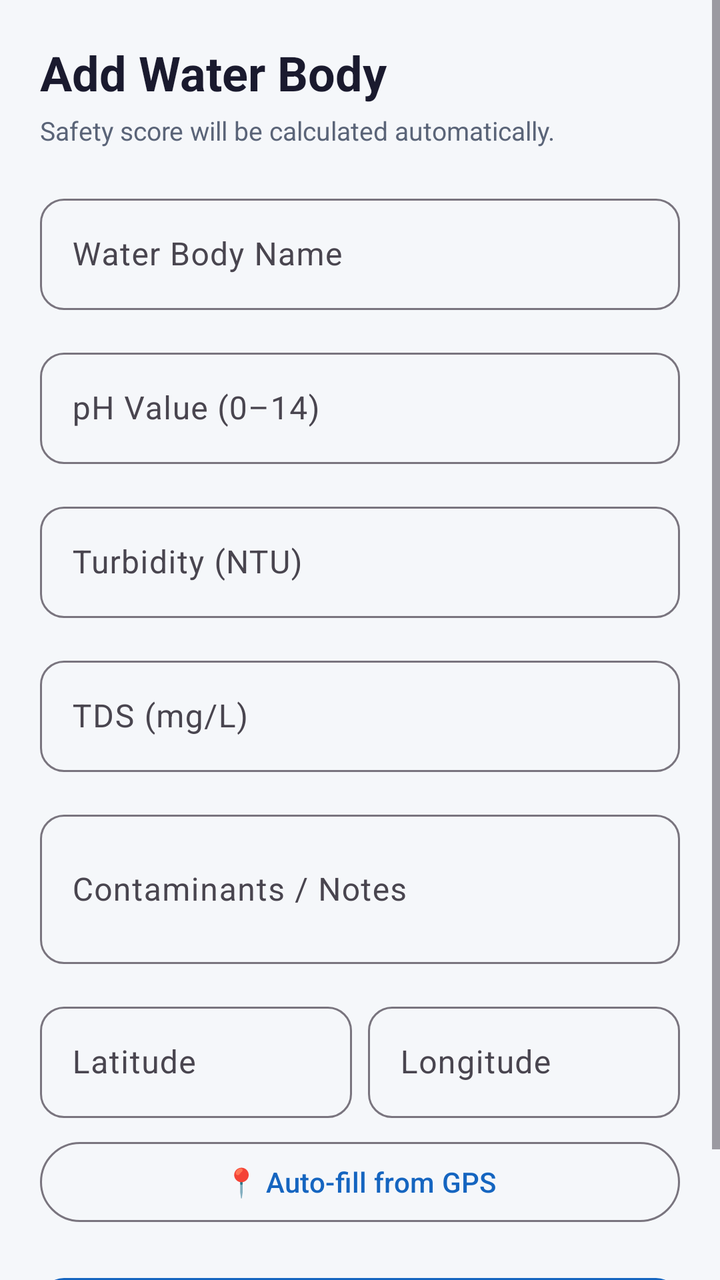
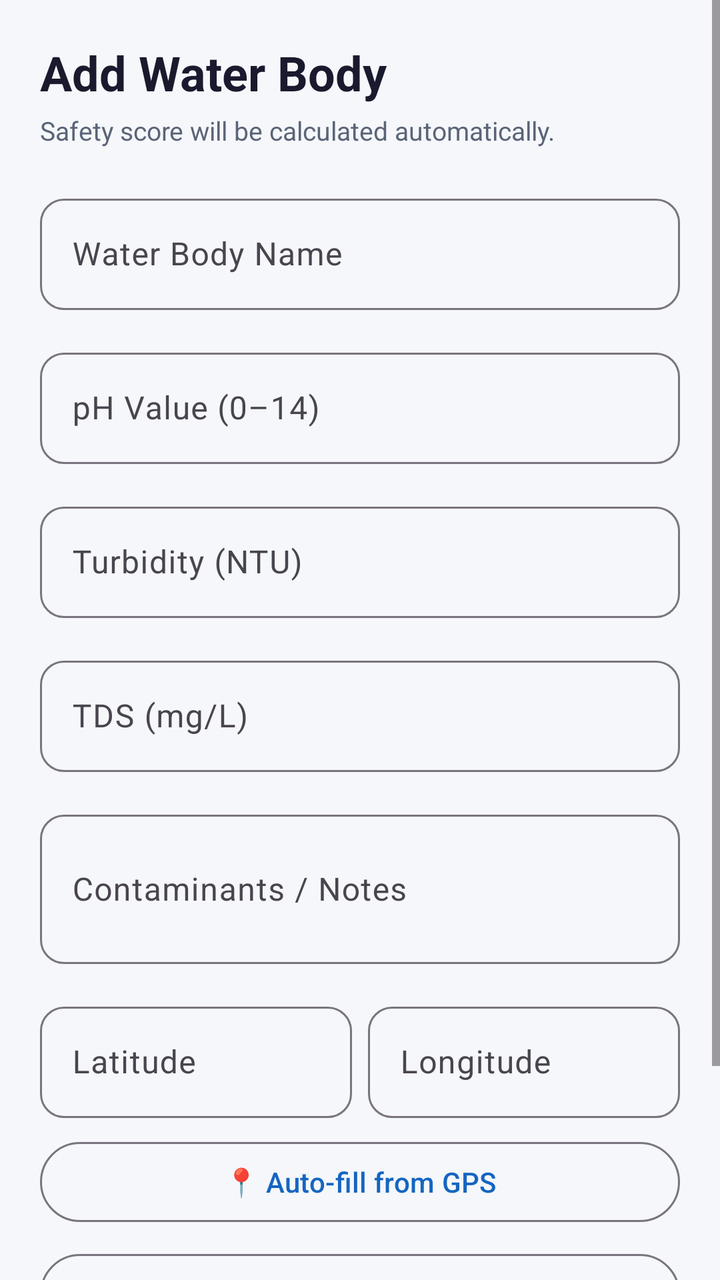

An Android layout rendered at two revisions. The XML below is the earlier revision; the diff shows what the commit changed to produce the second picture.
<!-- AndroidManifest.xml: application theme Theme.Swaas -->
<!-- res/layout/fragment_add_water_body.xml -->
<?xml version="1.0" encoding="utf-8"?>
<ScrollView xmlns:android="http://schemas.android.com/apk/res/android"
    xmlns:app="http://schemas.android.com/apk/res-auto"
    android:layout_width="match_parent"
    android:layout_height="match_parent"
    android:background="@color/background">

    <LinearLayout
        android:layout_width="match_parent"
        android:layout_height="wrap_content"
        android:orientation="vertical"
        android:padding="20dp">

        <TextView
            android:layout_width="match_parent"
            android:layout_height="wrap_content"
            android:text="Add Water Body"
            android:textSize="24sp"
            android:textStyle="bold"
            android:textColor="@color/text_primary"
            android:layout_marginBottom="4dp"/>

        <TextView
            android:layout_width="match_parent"
            android:layout_height="wrap_content"
            android:text="Safety score will be calculated automatically."
            android:textSize="13sp"
            android:textColor="@color/text_secondary"
            android:layout_marginBottom="20dp"/>

        
        <com.google.android.material.textfield.TextInputLayout
            android:id="@+id/til_name"
            style="@style/SwaasInputLayout"
            android:layout_width="match_parent"
            android:layout_height="wrap_content"
            android:layout_marginBottom="16dp"
            android:hint="@string/water_body_name">
            <com.google.android.material.textfield.TextInputEditText
                android:id="@+id/et_name"
                android:layout_width="match_parent"
                android:layout_height="wrap_content"
                android:inputType="textCapWords"/>
        </com.google.android.material.textfield.TextInputLayout>

        
        <com.google.android.material.textfield.TextInputLayout
            android:id="@+id/til_ph"
            style="@style/SwaasInputLayout"
            android:layout_width="match_parent"
            android:layout_height="wrap_content"
            android:layout_marginBottom="16dp"
            android:hint="@string/ph_value">
            <com.google.android.material.textfield.TextInputEditText
                android:id="@+id/et_ph"
                android:layout_width="match_parent"
                android:layout_height="wrap_content"
                android:inputType="numberDecimal"/>
        </com.google.android.material.textfield.TextInputLayout>

        
        <com.google.android.material.textfield.TextInputLayout
            android:id="@+id/til_turbidity"
            style="@style/SwaasInputLayout"
            android:layout_width="match_parent"
            android:layout_height="wrap_content"
            android:layout_marginBottom="16dp"
            android:hint="@string/turbidity">
            <com.google.android.material.textfield.TextInputEditText
                android:id="@+id/et_turbidity"
                android:layout_width="match_parent"
                android:layout_height="wrap_content"
                android:inputType="numberDecimal"/>
        </com.google.android.material.textfield.TextInputLayout>

        
        <com.google.android.material.textfield.TextInputLayout
            android:id="@+id/til_tds"
            style="@style/SwaasInputLayout"
            android:layout_width="match_parent"
            android:layout_height="wrap_content"
            android:layout_marginBottom="16dp"
            android:hint="@string/tds">
            <com.google.android.material.textfield.TextInputEditText
                android:id="@+id/et_tds"
                android:layout_width="match_parent"
                android:layout_height="wrap_content"
                android:inputType="numberDecimal"/>
        </com.google.android.material.textfield.TextInputLayout>

        
        <com.google.android.material.textfield.TextInputLayout
            android:id="@+id/til_contaminants"
            style="@style/SwaasInputLayout"
            android:layout_width="match_parent"
            android:layout_height="wrap_content"
            android:layout_marginBottom="16dp"
            android:hint="@string/contaminants">
            <com.google.android.material.textfield.TextInputEditText
                android:id="@+id/et_contaminants"
                android:layout_width="match_parent"
                android:layout_height="wrap_content"
                android:inputType="textMultiLine"
                android:minLines="2"/>
        </com.google.android.material.textfield.TextInputLayout>

        
        <LinearLayout
            android:layout_width="match_parent"
            android:layout_height="wrap_content"
            android:orientation="horizontal"
            android:layout_marginBottom="8dp">

            <com.google.android.material.textfield.TextInputLayout
                android:id="@+id/til_latitude"
                style="@style/SwaasInputLayout"
                android:layout_width="0dp"
                android:layout_weight="1"
                android:layout_height="wrap_content"
                android:layout_marginEnd="8dp"
                android:hint="Latitude">
                <com.google.android.material.textfield.TextInputEditText
                    android:id="@+id/et_latitude"
                    android:layout_width="match_parent"
                    android:layout_height="wrap_content"
                    android:inputType="numberDecimal|numberSigned"/>
            </com.google.android.material.textfield.TextInputLayout>

            <com.google.android.material.textfield.TextInputLayout
                android:id="@+id/til_longitude"
                style="@style/SwaasInputLayout"
                android:layout_width="0dp"
                android:layout_weight="1"
                android:layout_height="wrap_content"
                android:hint="Longitude">
                <com.google.android.material.textfield.TextInputEditText
                    android:id="@+id/et_longitude"
                    android:layout_width="match_parent"
                    android:layout_height="wrap_content"
                    android:inputType="numberDecimal|numberSigned"/>
            </com.google.android.material.textfield.TextInputLayout>
        </LinearLayout>

        
        <com.google.android.material.button.MaterialButton
            android:id="@+id/btn_use_gps"
            style="@style/Widget.Material3.Button.OutlinedButton"
            android:layout_width="match_parent"
            android:layout_height="wrap_content"
            android:layout_marginBottom="20dp"
            android:text="📍 Auto-fill from GPS"/>

        
        <ProgressBar
            android:id="@+id/progress_bar"
            android:layout_width="wrap_content"
            android:layout_height="wrap_content"
            android:layout_gravity="center_horizontal"
            android:visibility="gone"
            android:layout_marginBottom="16dp"/>

        
        <com.google.android.material.button.MaterialButton
            android:id="@+id/btn_submit"
            style="@style/SwaasButton"
            android:layout_width="match_parent"
            android:layout_height="wrap_content"
            android:text="@string/submit"/>

    </LinearLayout>
</ScrollView>
<!-- resources referenced by this layout -->
<resources>
  <color name="background">#F5F7FA</color>
  <color name="text_primary">#1A1A2E</color>
  <color name="text_secondary">#5A6478</color>
  <string name="contaminants">Contaminants / Notes</string>
  <string name="ph_value">pH Value (0–14)</string>
  <string name="submit">Submit</string>
  <string name="tds">TDS (mg/L)</string>
  <string name="turbidity">Turbidity (NTU)</string>
  <string name="water_body_name">Water Body Name</string>
  <style name="SwaasButton" parent="Widget.Material3.Button">
          <item name="android:paddingTop">14dp</item>
          <item name="android:paddingBottom">14dp</item>
          <item name="cornerRadius">12dp</item>
          <item name="android:textSize">16sp</item>
          <item name="android:fontFamily">sans-serif-medium</item>
      </style>
  <style name="SwaasInputLayout" parent="Widget.Material3.TextInputLayout.OutlinedBox">
          <item name="boxCornerRadiusTopStart">12dp</item>
          <item name="boxCornerRadiusTopEnd">12dp</item>
          <item name="boxCornerRadiusBottomStart">12dp</item>
          <item name="boxCornerRadiusBottomEnd">12dp</item>
      </style>
  <style name="Theme.Swaas" parent="Theme.Material3.DayNight.NoActionBar">
          <item name="colorPrimary">@color/primary</item>
          <item name="colorPrimaryVariant">@color/primary_dark</item>
          <item name="colorOnPrimary">@color/white</item>
          <item name="colorSecondary">@color/accent</item>
          <item name="colorOnSecondary">@color/white</item>
          <item name="android:colorBackground">@color/background</item>
          <item name="colorSurface">@color/surface</item>
          <item name="colorOnSurface">@color/text_primary</item>
          <item name="android:statusBarColor">@color/primary_dark</item>
          <item name="android:navigationBarColor">@color/white</item>
      </style>
  <color name="primary">#1565C0</color>
  <color name="primary_dark">#0D47A1</color>
  <color name="white">#FFFFFF</color>
  <color name="accent">#00BCD4</color>
  <color name="surface">#FFFFFF</color>
</resources>

<!-- the commit's change to res/layout/fragment_add_water_body.xml (unified diff, before → after) -->
@@ -147,8 +147,17 @@
             style="@style/Widget.Material3.Button.OutlinedButton"
             android:layout_width="match_parent"
             android:layout_height="wrap_content"
+            android:layout_marginBottom="8dp"
+            android:text="📍 Auto-fill from GPS"/>
+
+        
+        <com.google.android.material.button.MaterialButton
+            android:id="@+id/btn_pick_map"
+            style="@style/Widget.Material3.Button.OutlinedButton"
+            android:layout_width="match_parent"
+            android:layout_height="wrap_content"
             android:layout_marginBottom="20dp"
-            android:text="📍 Auto-fill from GPS"/>
+            android:text="🗺️ Pick from Map"/>
 
         
         <ProgressBar
